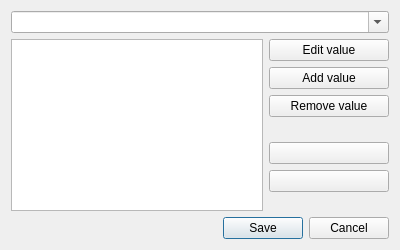
The window that ui/edittagdialog.ui (metabrainz/picard) describes before a commit, drawn with Qt 5.
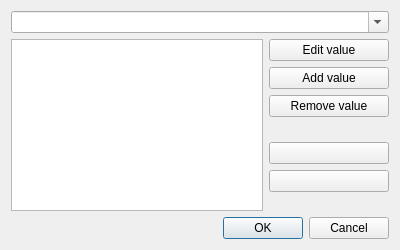
The same window after the commit. Icons and pictures are not drawn.

Commit message: PICARD-2437: Use a Ok button instead of Save in tag edit dialog

```diff
--- a/ui/edittagdialog.ui
+++ b/ui/edittagdialog.ui
@@ -201,7 +201,7 @@
       <enum>Qt::Horizontal</enum>
      </property>
      <property name="standardButtons">
-      <set>QDialogButtonBox::Cancel|QDialogButtonBox::Save</set>
+      <set>QDialogButtonBox::Cancel|QDialogButtonBox::Ok</set>
      </property>
     </widget>
    </item>
```
The commit also changes 1 other file.
